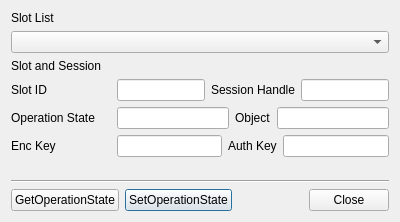
The window that CryptokiMan/oper_state_dlg.ui (jykim74/CryptokiMan) describes before a commit, drawn with Qt 5.
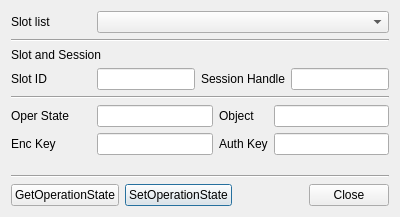
The same window after the commit.

```diff
--- a/CryptokiMan/oper_state_dlg.ui
+++ b/CryptokiMan/oper_state_dlg.ui
@@ -7,27 +7,47 @@
     <x>0</x>
     <y>0</y>
     <width>400</width>
-    <height>222</height>
+    <height>217</height>
    </rect>
   </property>
   <property name="windowTitle">
    <string>Dialog</string>
   </property>
   <layout class="QVBoxLayout" name="verticalLayout">
-   <item>
-    <widget class="QLabel" name="label_6">
-     <property name="text">
-      <string>Slot List</string>
-     </property>
-    </widget>
-   </item>
    <item>
     <layout class="QGridLayout" name="gridLayout_5">
      <item row="0" column="0">
-      <widget class="QComboBox" name="mSlotsCombo"/>
+      <widget class="QLabel" name="label_6">
+       <property name="minimumSize">
+        <size>
+         <width>80</width>
+         <height>0</height>
+        </size>
+       </property>
+       <property name="text">
+        <string>Slot list</string>
+       </property>
+      </widget>
+     </item>
+     <item row="0" column="1">
+      <widget class="QComboBox" name="mSlotsCombo">
+       <property name="sizePolicy">
+        <sizepolicy hsizetype="Preferred" vsizetype="Fixed">
+         <horstretch>1</horstretch>
+         <verstretch>0</verstretch>
+        </sizepolicy>
+       </property>
+      </widget>
      </item>
     </layout>
    </item>
+   <item>
+    <widget class="Line" name="line_2">
+     <property name="orientation">
+      <enum>Qt::Horizontal</enum>
+     </property>
+    </widget>
+   </item>
    <item>
     <widget class="QLabel" name="label_7">
      <property name="text">
@@ -51,7 +71,7 @@
       <widget class="QLabel" name="label">
        <property name="minimumSize">
         <size>
-         <width>100</width>
+         <width>80</width>
          <height>0</height>
         </size>
        </property>
@@ -66,9 +86,19 @@
     </layout>
    </item>
    <item>
-    <layout class="QGridLayout" name="gridLayout_2">
-     <item row="0" column="1">
-      <widget class="QLineEdit" name="mOperationStateText"/>
+    <widget class="Line" name="line_3">
+     <property name="orientation">
+      <enum>Qt::Horizontal</enum>
+     </property>
+    </widget>
+   </item>
+   <item>
+    <layout class="QGridLayout" name="gridLayout_6">
+     <property name="topMargin">
+      <number>0</number>
+     </property>
+     <item row="0" column="3">
+      <widget class="QLineEdit" name="mObjectText"/>
      </item>
      <item row="0" column="2">
       <widget class="QLabel" name="label_8">
@@ -81,27 +111,23 @@
       <widget class="QLabel" name="label_2">
        <property name="minimumSize">
         <size>
-         <width>100</width>
+         <width>80</width>
          <height>0</height>
         </size>
        </property>
        <property name="text">
-        <string>Operation State</string>
+        <string>Oper State</string>
        </property>
       </widget>
      </item>
-     <item row="0" column="3">
-      <widget class="QLineEdit" name="mObjectText"/>
+     <item row="0" column="1">
+      <widget class="QLineEdit" name="mOperationStateText"/>
      </item>
-    </layout>
-   </item>
-   <item>
-    <layout class="QGridLayout" name="gridLayout_4">
-     <item row="0" column="0">
+     <item row="1" column="0">
       <widget class="QLabel" name="label_3">
        <property name="minimumSize">
         <size>
-         <width>100</width>
+         <width>80</width>
          <height>0</height>
         </size>
        </property>
@@ -110,17 +136,17 @@
        </property>
       </widget>
      </item>
-     <item row="0" column="2">
+     <item row="1" column="1">
+      <widget class="QLineEdit" name="mEncKeyText"/>
+     </item>
+     <item row="1" column="2">
       <widget class="QLabel" name="label_4">
        <property name="text">
         <string>Auth Key</string>
        </property>
       </widget>
      </item>
-     <item row="0" column="1">
-      <widget class="QLineEdit" name="mEncKeyText"/>
-     </item>
-     <item row="0" column="3">
+     <item row="1" column="3">
       <widget class="QLineEdit" name="mAuthKeyText"/>
      </item>
     </layout>
```
